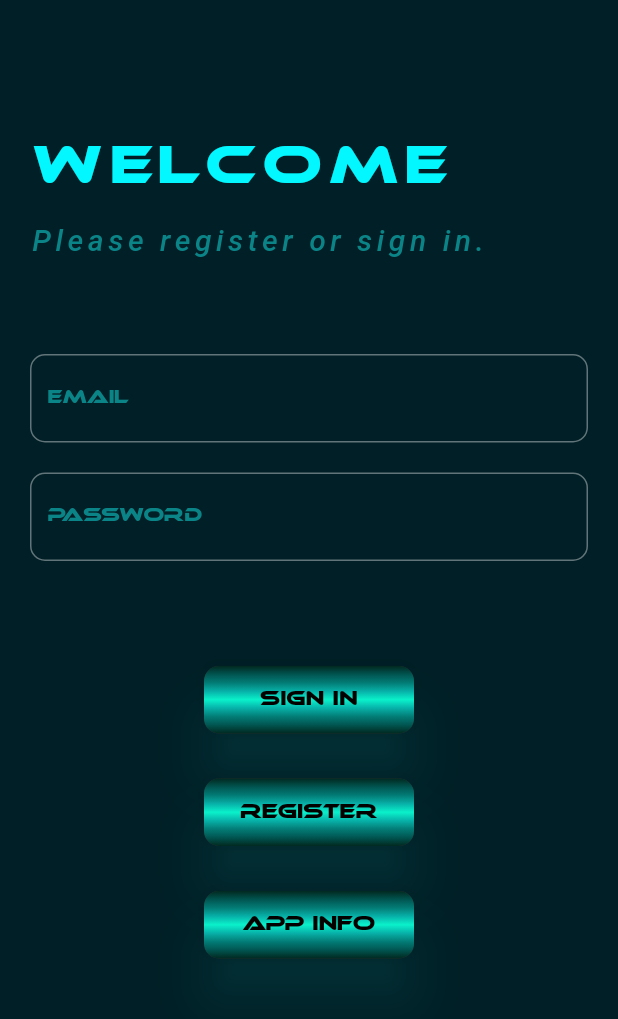
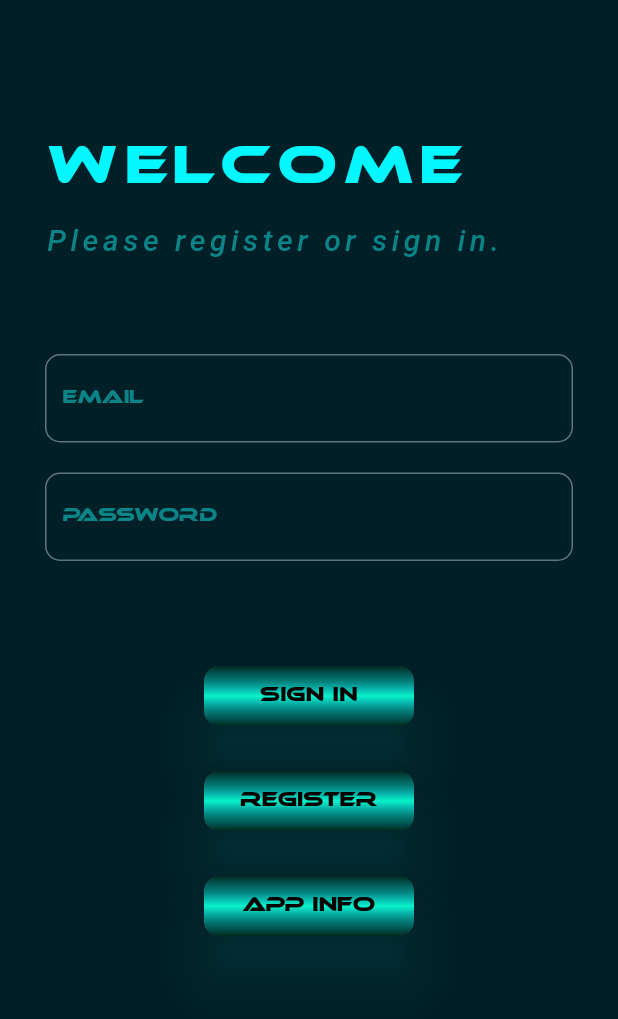
Before and after one commit to sera619/Practice_Apps, a Flutter app: the screen it shows after launch, on a phone screen of 412 x 824 dp. Shown: the top 1019 px of the screen. Run offline on Flutter 3.47's test engine with Material 2 defaults, Android fonts, the phone set to English and light mode, and no system bars; our stand-ins replace auto_route, bloc, cloud_firestore, dartz, firebase_auth, firebase_core and 3 more; missing offline and left inert: dart:html; accounts and stored records are empty; Roboto replaces fonts that are missing (Rubik).

Commit message:
Update signup_form.dart

```diff
--- a/todo_firebase/lib/res/widgets/signup_form.dart
+++ b/todo_firebase/lib/res/widgets/signup_form.dart
@@ -71,7 +71,7 @@ class SignUpForm extends StatelessWidget {
                 state.showValidationMessages ? AutovalidateMode.always : AutovalidateMode.disabled,
             key: formKey,
             child: ListView(
-              padding: const EdgeInsets.symmetric(horizontal: 20, vertical: 35),
+              padding: const EdgeInsets.symmetric(horizontal: 30, vertical: 35),
               children: [
                 const SizedBox(
                   height: 60,
@@ -195,7 +195,7 @@ class SignUpForm extends StatelessWidget {
                                 .add(SignupWithEmailAndPasswordPressed(email: null, password: null))
                           }
                       },
-                      height: 45,
+                      height: 40,
                       width: 140,
                       text: 'Sign In',
                     ),
@@ -213,7 +213,7 @@ class SignUpForm extends StatelessWidget {
                                 RegisterWithEmailAndPasswordPressed(email: null, password: null));
                           }
                         },
-                        height: 45,
+                        height: 40,
                         width: 140,
                         text: 'Register'),
                     SizedBox(height: 30),
@@ -221,7 +221,7 @@ class SignUpForm extends StatelessWidget {
                         onPressed: () {
                           AutoRouter.of(context).push(InfoPageRoute());
                         },
-                        height: 45,
+                        height: 40,
                         width: 140,
                         text: 'App Info')
                   ],
```
